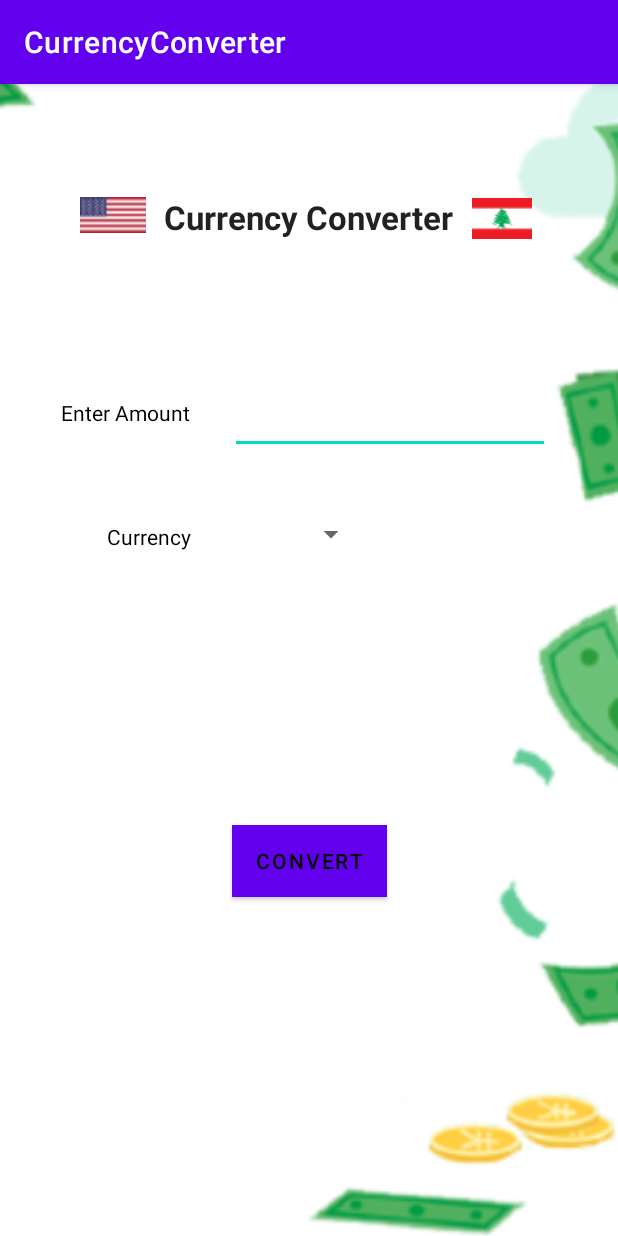
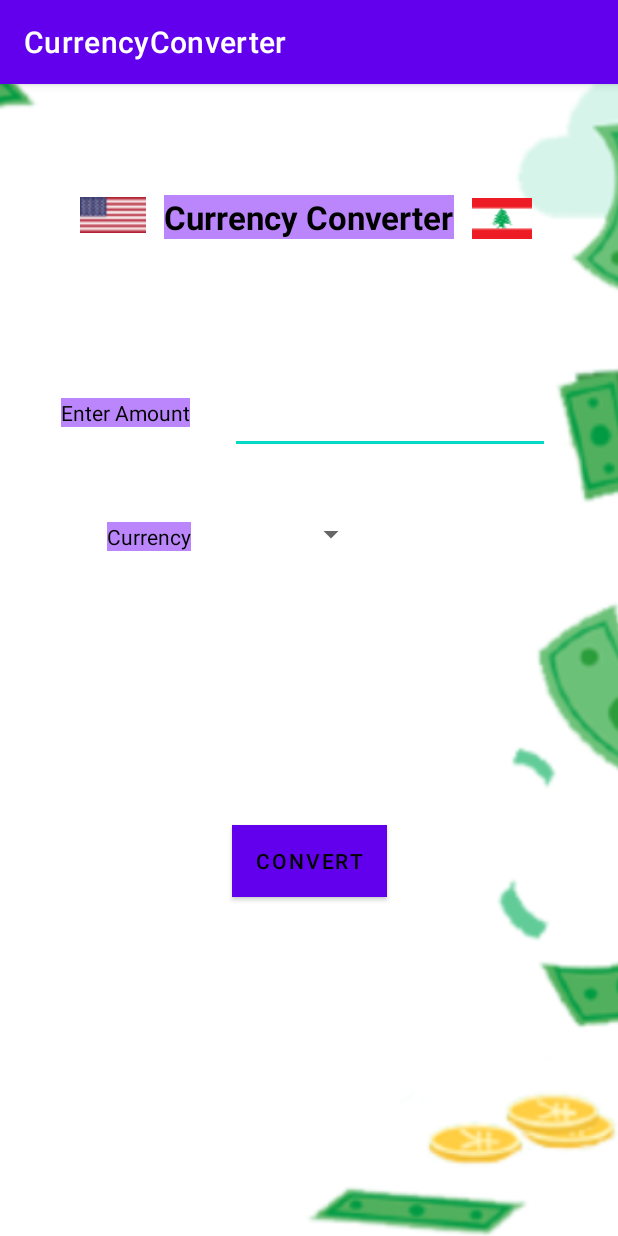
Before and after one commit to ElieBadari/Currency-Converter, an Android app: the screen it shows after launch (MainActivity), on a phone screen of 412 x 824 dp. Run offline under Robolectric (Android 15) with nearby library versions, the light colour scheme and no system bars.

Commit message:
UI updates

```diff
--- a/app/src/main/res/layout/activity_main.xml
+++ b/app/src/main/res/layout/activity_main.xml
@@ -25,6 +25,8 @@
         android:text="@string/currency_converter"
         android:textAppearance="@style/TextAppearance.AppCompat.Large"
         android:textStyle="bold"
+        android:textColor="@color/black"
+        android:background="@color/purple_200"
         app:layout_constraintBottom_toBottomOf="parent"
         app:layout_constraintHorizontal_bias="0.5"
         app:layout_constraintLeft_toLeftOf="parent"
@@ -70,7 +72,7 @@
         android:layout_height="wrap_content"
         android:text="@string/enter_amount"
         android:textColor="@color/black"
-        android:background="@color/white"
+        android:background="@color/purple_200"
         app:layout_constraintBottom_toBottomOf="parent"
         app:layout_constraintEnd_toEndOf="parent"
         app:layout_constraintHorizontal_bias="0.125"
@@ -97,7 +99,7 @@
         android:layout_height="wrap_content"
         android:text="@string/currency"
         android:textColor="@color/black"
-        android:background="@color/white"
+        android:background="@color/purple_200"
         app:layout_constraintBottom_toBottomOf="parent"
         app:layout_constraintEnd_toEndOf="parent"
         app:layout_constraintHorizontal_bias="0.201"
```
